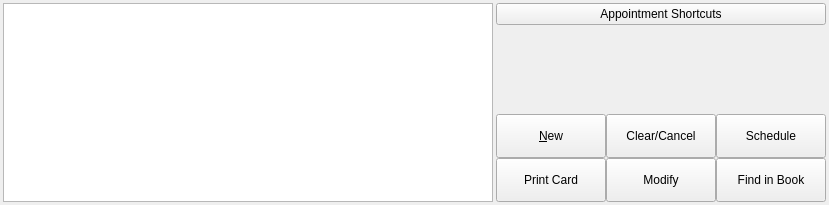
First picture: the form in src/openmolar/qt-designer/patient_diary.ui, repository rowinggolfer/openmolar1, before the edit.
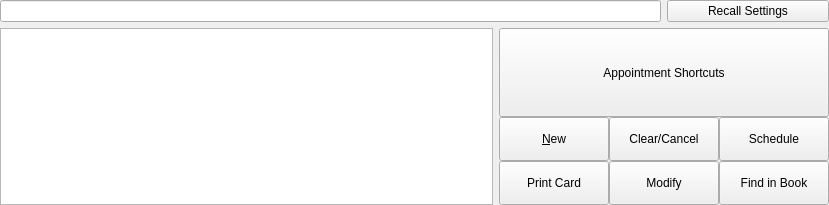
Second picture: the form after the edit. Icons and pictures are not drawn.

Patch:
```diff
--- a/src/openmolar/qt-designer/patient_diary.ui
+++ b/src/openmolar/qt-designer/patient_diary.ui
@@ -13,17 +13,34 @@
   <property name="windowTitle">
    <string>Form</string>
   </property>
-  <layout class="QHBoxLayout" name="horizontalLayout">
-   <property name="spacing">
-    <number>3</number>
-   </property>
+  <layout class="QGridLayout" name="gridLayout">
    <property name="margin">
-    <number>3</number>
+    <number>0</number>
    </property>
-   <item>
+   <property name="spacing">
+    <number>6</number>
+   </property>
+   <item row="0" column="0" colspan="2">
+    <widget class="QLineEdit" name="appt_memo_lineEdit">
+     <property name="toolTip">
+      <string>&lt;html&gt;&lt;head/&gt;&lt;body&gt;&lt;p&gt;A place to keep a reminder of the patients appointment preferences.&lt;/p&gt;&lt;p&gt;Eg. &amp;quot;30 minute appointments for examinations&amp;quot; etc. &lt;/p&gt;&lt;/body&gt;&lt;/html&gt;</string>
+     </property>
+     <property name="styleSheet">
+      <string notr="true">color:rgb(255, 0, 0)</string>
+     </property>
+    </widget>
+   </item>
+   <item row="0" column="2">
+    <widget class="QPushButton" name="recall_settings_pushButton">
+     <property name="text">
+      <string>Recall Settings</string>
+     </property>
+    </widget>
+   </item>
+   <item row="1" column="0">
     <widget class="QTreeView" name="pt_diary_treeView"/>
    </item>
-   <item>
+   <item row="1" column="1" colspan="2">
     <widget class="QFrame" name="appt_buttons_frame">
      <property name="enabled">
       <bool>true</bool>
@@ -53,7 +70,7 @@
          <bool>true</bool>
         </property>
         <property name="sizePolicy">
-         <sizepolicy hsizetype="Preferred" vsizetype="Fixed">
+         <sizepolicy hsizetype="Preferred" vsizetype="Expanding">
           <horstretch>0</horstretch>
           <verstretch>0</verstretch>
          </sizepolicy>
@@ -66,19 +83,6 @@
         </property>
        </widget>
       </item>
-      <item>
-       <spacer name="verticalSpacer_8">
-        <property name="orientation">
-         <enum>Qt::Vertical</enum>
-        </property>
-        <property name="sizeHint" stdset="0">
-         <size>
-          <width>20</width>
-          <height>40</height>
-         </size>
-        </property>
-       </spacer>
-      </item>
       <item>
        <layout class="QGridLayout" name="gridLayout_16">
         <item row="0" column="0">
```
